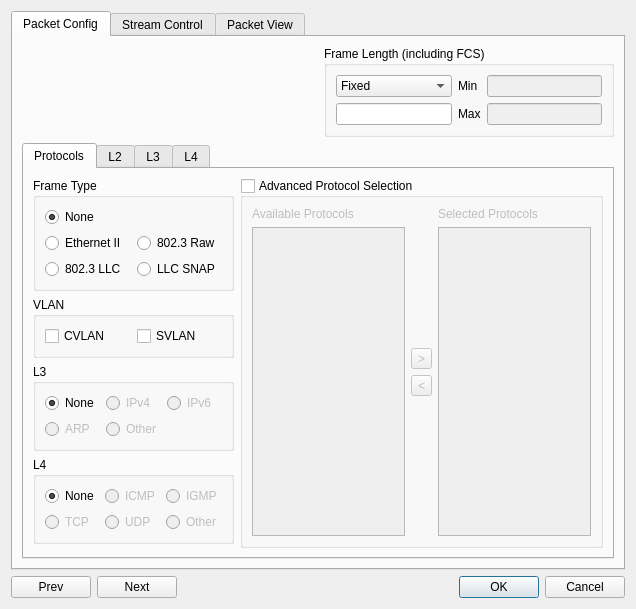
First picture: the form in client/streamconfigdialog.ui, repository pstavirs/ostinato, before the edit.
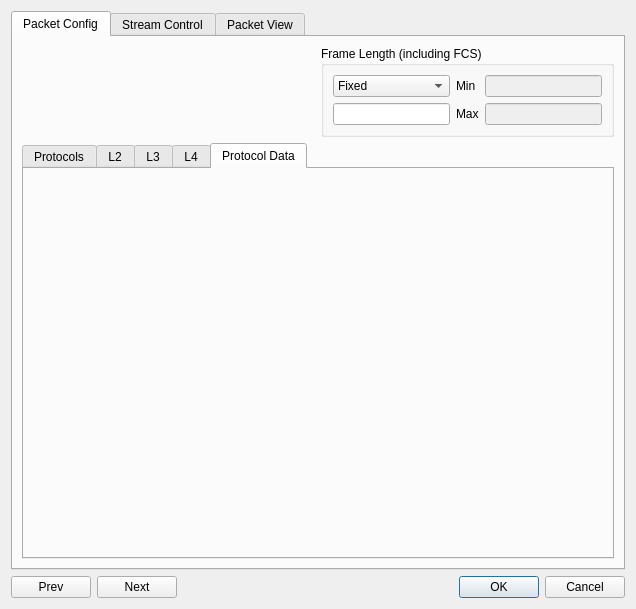
Second picture: the form after the edit. Icons and pictures are not drawn. Custom widgets are drawn as their Qt base class.

Commit message: Major rewrite of the protocol framework - changes not yet complete

The edit to the form file:
```diff
--- a/client/streamconfigdialog.ui
+++ b/client/streamconfigdialog.ui
@@ -12,6 +12,12 @@
     <height>589</height>
    </rect>
   </property>
+  <property name="sizePolicy" >
+   <sizepolicy vsizetype="Preferred" hsizetype="Preferred" >
+    <horstretch>0</horstretch>
+    <verstretch>0</verstretch>
+   </sizepolicy>
+  </property>
   <property name="windowTitle" >
    <string>Edit Stream</string>
   </property>
@@ -56,7 +62,7 @@
          </property>
         </spacer>
        </item>
-       <item row="0" column="2" >
+       <item row="0" column="1" >
         <widget class="QGroupBox" name="gbFrameLength" >
          <property name="title" >
           <string>Frame Length (including FCS)</string>
@@ -157,10 +163,10 @@
          </layout>
         </widget>
        </item>
-       <item row="1" column="0" colspan="3" >
+       <item row="1" column="0" colspan="2" >
         <widget class="QTabWidget" name="twProto" >
          <property name="currentIndex" >
-          <number>0</number>
+          <number>4</number>
          </property>
          <widget class="QWidget" name="tab_7" >
           <attribute name="title" >
@@ -516,6 +522,20 @@
           </attribute>
           <layout class="QHBoxLayout" />
          </widget>
+         <widget class="QWidget" name="tab" >
+          <attribute name="title" >
+           <string>Protocol Data</string>
+          </attribute>
+          <layout class="QHBoxLayout" >
+           <item>
+            <widget class="QToolBox" name="tbProtocolData" >
+             <property name="currentIndex" >
+              <number>-1</number>
+             </property>
+            </widget>
+           </item>
+          </layout>
+         </widget>
         </widget>
        </item>
       </layout>
```
The commit also changes 56 other files.
